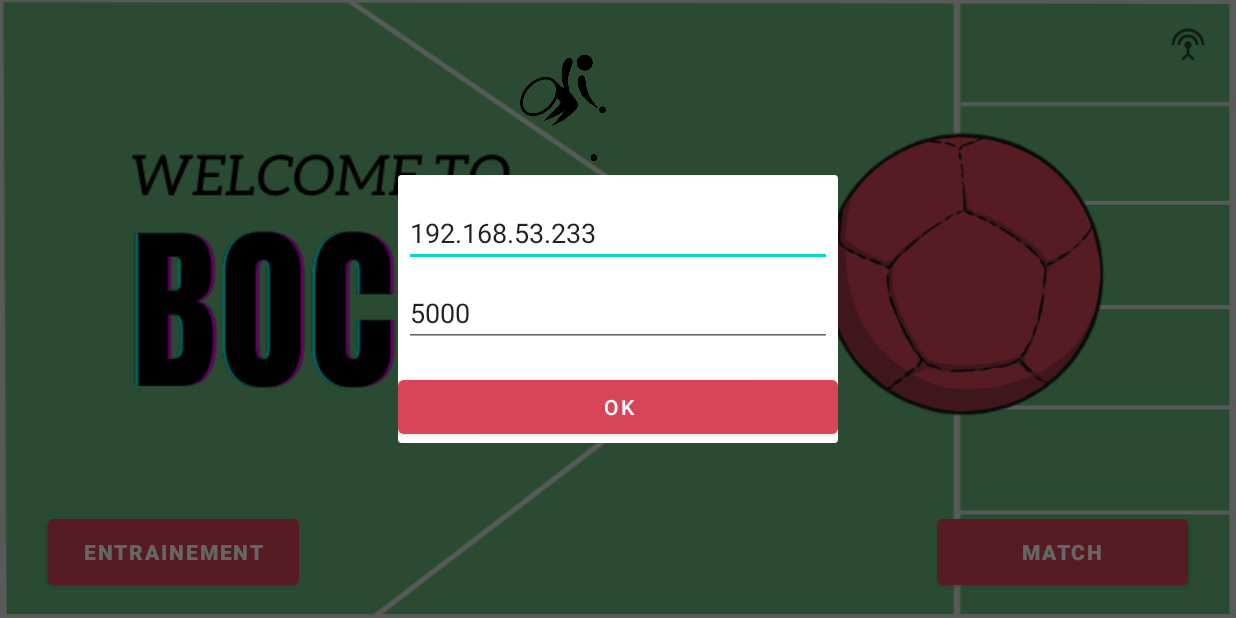
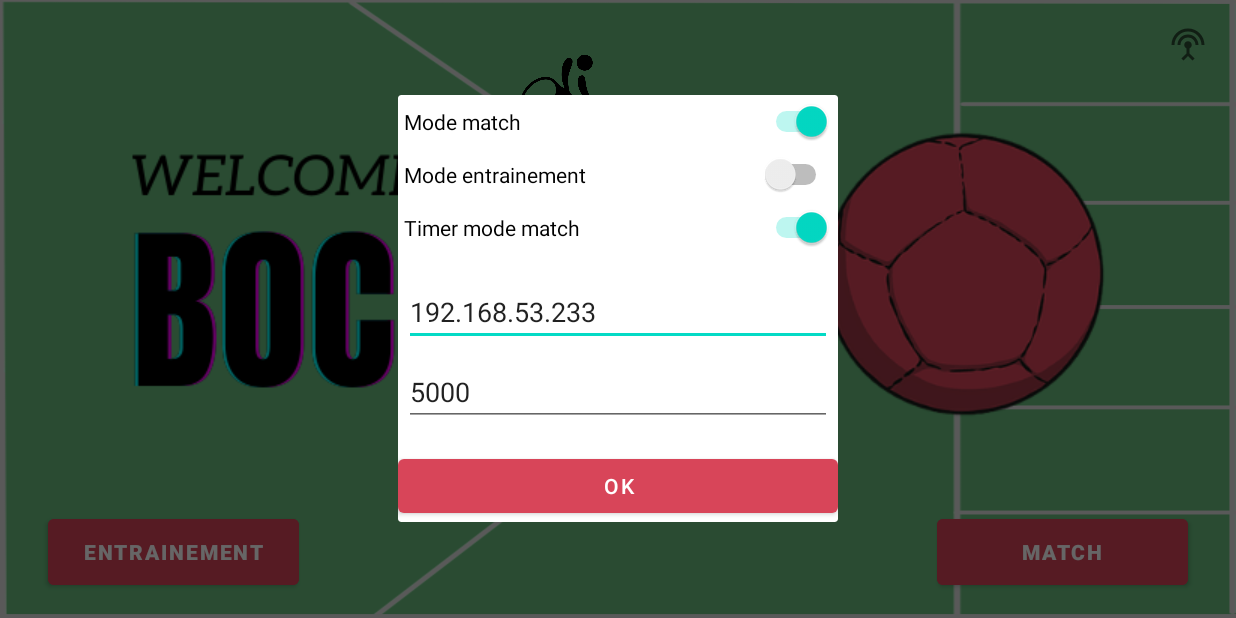
Before and after one commit to vqlion/P2I-Boccia-ramp, an Android app: the screen it shows after launch (MainActivity), after a tap on an icon or button, on a phone screen of 824 x 412 dp (held sideways). Run offline under Robolectric (Android 15) with nearby library versions, the phone set to English and light mode, and no system bars; Roboto replaces fonts that are not available here.

Commit message:
Added possibility to disable UDP communication from the app

```diff
--- a/Bocciapp/app/app/src/main/java/p2i/bocciapp/DialogComm.java
+++ b/Bocciapp/app/app/src/main/java/p2i/bocciapp/DialogComm.java
@@ -3,10 +3,12 @@ package p2i.bocciapp;
 import android.app.Dialog;
 import android.content.Context;
 import android.os.Bundle;
+import android.service.autofill.FieldClassification;
 import android.view.View;
 import android.view.Window;
 import android.widget.Button;
 import android.widget.EditText;
+import android.widget.Switch;
 
 import androidx.annotation.NonNull;
 
@@ -15,6 +17,9 @@ public class DialogComm extends Dialog {
     EditText edtAddress;
     EditText edtPort;
     Button btnOk;
+    Switch switchMatch;
+    Switch switchTraining;
+    Switch switchTimer;
 
 
     interface FullNameListener {
@@ -35,6 +40,16 @@ public class DialogComm extends Dialog {
         edtAddress = (EditText) findViewById(R.id.edtAddress);
         edtPort = (EditText) findViewById(R.id.edtPort);
         btnOk = (Button) findViewById(R.id.btnOk);
+        switchMatch = (Switch) findViewById(R.id.switchMatch);
+        switchTraining = (Switch) findViewById(R.id.switchTraining);
+        switchTimer = (Switch) findViewById(R.id.switchTimer);
+
+        switchMatch.setChecked(MatchActivity.ENABLE_MATCH);
+        switchTraining.setChecked(TrainingActivity.ENABLE_TRAINING);
+        switchTimer.setChecked(MatchActivity.ENABLE_TIMER);
+        MatchActivity.ENABLE_MATCH = switchMatch.isChecked();
+        TrainingActivity.ENABLE_TRAINING = switchTraining.isChecked();
+        MatchActivity.ENABLE_TIMER = switchTimer.isChecked();
 
         edtAddress.setText(MainActivity.address);
         edtPort.setText(String.valueOf(MainActivity.PORT));
@@ -44,6 +59,27 @@ public class DialogComm extends Dialog {
             @Override
             public void onClick(View v) {
                 buttonOKClick();
+            }
+        });
+
+        switchMatch.setOnClickListener(new View.OnClickListener() {
+            @Override
+            public void onClick(View view) {
+                MatchActivity.ENABLE_MATCH = ((Switch) view).isChecked();
+            }
+        });
+
+        switchTraining.setOnClickListener(new View.OnClickListener() {
+            @Override
+            public void onClick(View view) {
+                TrainingActivity.ENABLE_TRAINING = ((Switch) view).isChecked();
+            }
+        });
+
+        switchTimer.setOnClickListener(new View.OnClickListener() {
+            @Override
+            public void onClick(View view) {
+                MatchActivity.ENABLE_TIMER = ((Switch) view).isChecked();
             }
         });
 
--- a/Bocciapp/app/app/src/main/java/p2i/bocciapp/MatchActivity.java
+++ b/Bocciapp/app/app/src/main/java/p2i/bocciapp/MatchActivity.java
@@ -1,10 +1,12 @@
 package p2i.bocciapp;
 
+import androidx.annotation.Nullable;
 import androidx.appcompat.app.AlertDialog;
 import androidx.appcompat.app.AppCompatActivity;
 
 import android.annotation.SuppressLint;
 import android.content.DialogInterface;
+import android.content.Intent;
 import android.os.Bundle;
 import android.util.Log;
 import android.view.MotionEvent;
@@ -24,6 +26,9 @@ import java.net.*;
 public class MatchActivity extends AppCompatActivity {
 
     public static final String TAG = "MyLogsMatch"; //this tag is only used to sort the logs I write from the ones the app writes by itself
+
+    public static boolean ENABLE_MATCH = true;
+    public static boolean ENABLE_TIMER = true;
 
     ImageView ivEnd;
     ImageView ivBox;
@@ -91,7 +96,7 @@ public class MatchActivity extends AppCompatActivity {
 
             if (minutes < 3) {
                 tvTimer.setText(" " + String.format("%d:%02d", minutes, seconds) + " ");
-            } else if (minutes < 100000) {
+            } else if (minutes < 100000 && ENABLE_TIMER) {
                 endGame(true);
             }
             handler.postDelayed(this, 500);
@@ -481,6 +486,7 @@ public class MatchActivity extends AppCompatActivity {
      * @param m message sent to the server via UDP protocol
      */
     public void UDPSend(String m) {
+        if (ENABLE_MATCH) {
             final byte[] b = m.getBytes();
             Thread t = new Thread() {
                 public void run() {
@@ -494,6 +500,7 @@ public class MatchActivity extends AppCompatActivity {
                 }
             };
             t.start();
+        }
     }
 
     /**
--- a/Bocciapp/app/app/src/main/java/p2i/bocciapp/TrainingActivity.java
+++ b/Bocciapp/app/app/src/main/java/p2i/bocciapp/TrainingActivity.java
@@ -26,6 +26,8 @@ import java.util.Objects;
 public class TrainingActivity extends AppCompatActivity {
 
     public static final String TAG = "MyLogsTraining"; //this tag is only used to sort the logs I write from the ones the app writes by itself
+
+    public static boolean ENABLE_TRAINING;
 
     Button btnBack;
     Button btnStop;
@@ -611,6 +613,7 @@ public class TrainingActivity extends AppCompatActivity {
      * @param m message sent to the server via UDP
      */
     public void UDPSend(String m) {
+        if (ENABLE_TRAINING) {
             final byte[] b = m.getBytes();
             Thread t = new Thread() {
                 public void run() {
@@ -624,6 +627,7 @@ public class TrainingActivity extends AppCompatActivity {
                 }
             };
             t.start();
+        }
     }
 
     /**
--- a/Bocciapp/app/app/src/main/res/layout/layout_dialog_comm.xml
+++ b/Bocciapp/app/app/src/main/res/layout/layout_dialog_comm.xml
@@ -4,6 +4,27 @@
     android:orientation="vertical"
     android:layout_width="wrap_content"
     android:layout_height="wrap_content">
+
+    <Switch
+        android:id="@+id/switchMatch"
+        android:layout_width="match_parent"
+        android:layout_height="wrap_content"
+        android:layout_margin="4dp"
+        android:text="Mode match" />
+
+    <Switch
+        android:id="@+id/switchTraining"
+        android:layout_width="match_parent"
+        android:layout_height="wrap_content"
+        android:layout_margin="4dp"
+        android:text="Mode entrainement" />
+
+    <Switch
+        android:id="@+id/switchTimer"
+        android:layout_width="match_parent"
+        android:layout_height="wrap_content"
+        android:layout_margin="4dp"
+        android:text="Timer mode match" />
 
     <EditText
         android:id="@+id/edtAddress"
--- a/Bocciapp/app/app/src/main/res/values-night/themes.xml
+++ b/Bocciapp/app/app/src/main/res/values-night/themes.xml
@@ -3,7 +3,7 @@
     <style name="Theme.Bocciapp" parent="Theme.MaterialComponents.DayNight.NoActionBar">
         <!-- Primary brand color. -->
         <item name="colorPrimary">@color/red_ball</item>
-        <item name="colorPrimaryVariant">@color/purple_700</item>
+        <item name="colorPrimaryVariant">@color/orange</item>
         <item name="colorOnPrimary">@color/black</item>
         <!-- Secondary brand color. -->
         <item name="colorSecondary">@color/teal_200</item>
--- a/Bocciapp/app/app/src/main/res/values/colors.xml
+++ b/Bocciapp/app/app/src/main/res/values/colors.xml
@@ -2,7 +2,7 @@
 <resources>
     <color name="red_ball">#D84559</color>
     <color name="green_background">#6CBE49</color>
-    <color name="purple_700">#FF3700B3</color>
+    <color name="orange">#D67A53</color>
     <color name="teal_200">#FF03DAC5</color>
     <color name="teal_700">#FF018786</color>
     <color name="black">#FF000000</color>
--- a/Bocciapp/app/app/src/main/res/values/themes.xml
+++ b/Bocciapp/app/app/src/main/res/values/themes.xml
@@ -3,7 +3,7 @@
     <style name="Theme.Bocciapp" parent="Theme.MaterialComponents.DayNight.NoActionBar">
         <!-- Primary brand color. -->
         <item name="colorPrimary">@color/red_ball</item>
-        <item name="colorPrimaryVariant">@color/purple_700</item>
+        <item name="colorPrimaryVariant">@color/orange</item>
         <item name="colorOnPrimary">@color/white</item>
         <!-- Secondary brand color. -->
         <item name="colorSecondary">@color/teal_200</item>
```
Lines whose indentation alone changed are shown as unchanged.
